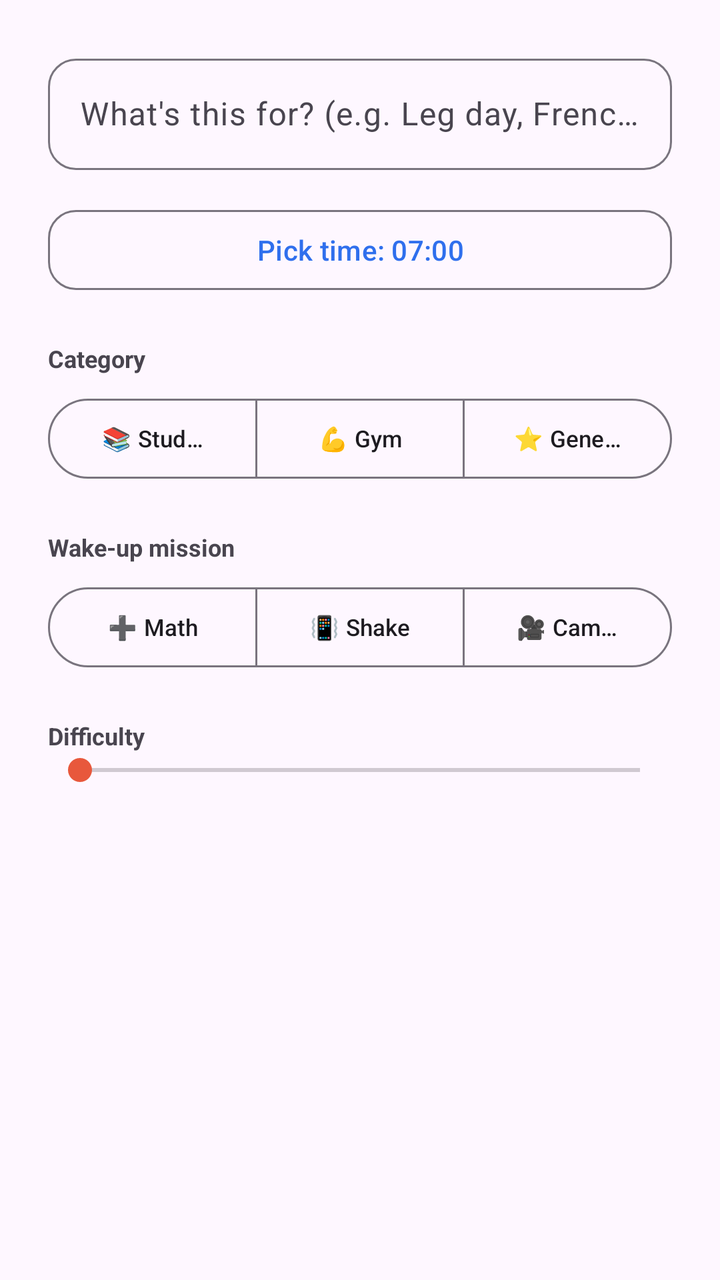
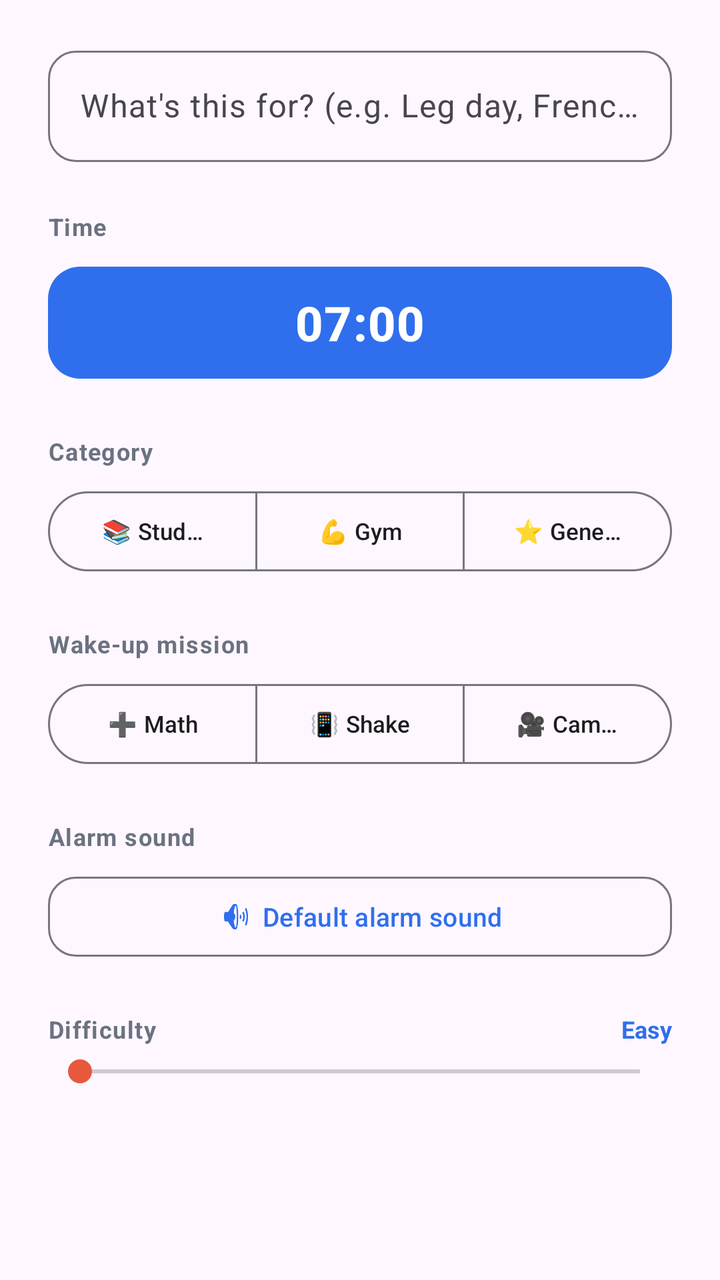

An Android layout rendered at two revisions. The XML below is the earlier revision; the diff shows what the commit changed to produce the second picture.
<!-- AndroidManifest.xml: application theme Theme.Wakeforge -->
<!-- res/layout/dialog_add_alarm.xml -->
<?xml version="1.0" encoding="utf-8"?>
<ScrollView xmlns:android="http://schemas.android.com/apk/res/android"
    xmlns:app="http://schemas.android.com/apk/res-auto"
    android:layout_width="match_parent"
    android:layout_height="wrap_content">

<LinearLayout
    android:layout_width="match_parent"
    android:layout_height="wrap_content"
    android:orientation="vertical"
    android:padding="24dp">

    <com.google.android.material.textfield.TextInputLayout
        android:layout_width="match_parent"
        android:layout_height="wrap_content"
        style="@style/Widget.Material3.TextInputLayout.OutlinedBox"
        android:hint="@string/title_hint"
        app:boxCornerRadiusTopStart="14dp"
        app:boxCornerRadiusTopEnd="14dp"
        app:boxCornerRadiusBottomStart="14dp"
        app:boxCornerRadiusBottomEnd="14dp">

        <com.google.android.material.textfield.TextInputEditText
            android:id="@+id/inputTitle"
            android:layout_width="match_parent"
            android:layout_height="wrap_content"
            android:inputType="text" />
    </com.google.android.material.textfield.TextInputLayout>

    <com.google.android.material.button.MaterialButton
        android:id="@+id/pickTimeButton"
        style="@style/Widget.Material3.Button.OutlinedButton"
        android:layout_width="match_parent"
        android:layout_height="wrap_content"
        android:layout_marginTop="16dp"
        app:cornerRadius="14dp"
        android:text="Pick time: 07:00" />

    <TextView
        android:layout_width="wrap_content"
        android:layout_height="wrap_content"
        android:layout_marginTop="22dp"
        android:text="@string/category"
        android:textStyle="bold"
        android:textSize="12sp" />

    <com.google.android.material.button.MaterialButtonToggleGroup
        android:id="@+id/categoryGroup"
        android:layout_width="match_parent"
        android:layout_height="wrap_content"
        android:layout_marginTop="8dp"
        app:singleSelection="true"
        app:selectionRequired="true">

        <com.google.android.material.button.MaterialButton
            android:id="@+id/radioStudent"
            style="@style/Widget.Material3.Button.OutlinedButton"
            android:layout_width="0dp"
            android:layout_height="wrap_content"
            android:layout_weight="1"
            android:textSize="11.5sp"
            android:checked="true"
            android:text="📚 Student" />

        <com.google.android.material.button.MaterialButton
            android:id="@+id/radioGym"
            style="@style/Widget.Material3.Button.OutlinedButton"
            android:layout_width="0dp"
            android:layout_height="wrap_content"
            android:layout_weight="1"
            android:textSize="11.5sp"
            android:text="💪 Gym" />

        <com.google.android.material.button.MaterialButton
            android:id="@+id/radioGeneral"
            style="@style/Widget.Material3.Button.OutlinedButton"
            android:layout_width="0dp"
            android:layout_height="wrap_content"
            android:layout_weight="1"
            android:textSize="11.5sp"
            android:text="⭐ General" />
    </com.google.android.material.button.MaterialButtonToggleGroup>

    <TextView
        android:layout_width="wrap_content"
        android:layout_height="wrap_content"
        android:layout_marginTop="22dp"
        android:text="@string/mission"
        android:textStyle="bold"
        android:textSize="12sp" />

    <com.google.android.material.button.MaterialButtonToggleGroup
        android:id="@+id/missionGroup"
        android:layout_width="match_parent"
        android:layout_height="wrap_content"
        android:layout_marginTop="8dp"
        app:singleSelection="true"
        app:selectionRequired="true">

        <com.google.android.material.button.MaterialButton
            android:id="@+id/radioMath"
            style="@style/Widget.Material3.Button.OutlinedButton"
            android:layout_width="0dp"
            android:layout_height="wrap_content"
            android:layout_weight="1"
            android:textSize="11.5sp"
            android:checked="true"
            android:text="➕ Math" />

        <com.google.android.material.button.MaterialButton
            android:id="@+id/radioShake"
            style="@style/Widget.Material3.Button.OutlinedButton"
            android:layout_width="0dp"
            android:layout_height="wrap_content"
            android:layout_weight="1"
            android:textSize="11.5sp"
            android:text="📳 Shake" />

        <com.google.android.material.button.MaterialButton
            android:id="@+id/radioCamera"
            style="@style/Widget.Material3.Button.OutlinedButton"
            android:layout_width="0dp"
            android:layout_height="wrap_content"
            android:layout_weight="1"
            android:textSize="11.5sp"
            android:text="🎥 Camera" />
    </com.google.android.material.button.MaterialButtonToggleGroup>

    
    <LinearLayout
        android:id="@+id/cameraDurationGroup"
        android:layout_width="match_parent"
        android:layout_height="wrap_content"
        android:orientation="vertical"
        android:background="@drawable/bg_pill_neutral"
        android:padding="14dp"
        android:layout_marginTop="14dp"
        android:visibility="gone">

        <TextView
            android:id="@+id/cameraDurationLabel"
            android:layout_width="wrap_content"
            android:layout_height="wrap_content"
            android:textStyle="bold"
            android:textSize="12sp" />

        <SeekBar
            android:id="@+id/cameraDurationSeek"
            android:layout_width="match_parent"
            android:layout_height="wrap_content"
            android:layout_marginTop="4dp"
            android:max="6"
            android:progress="2" />

        <TextView
            android:layout_width="match_parent"
            android:layout_height="wrap_content"
            android:text="@string/camera_duration_hint"
            android:textSize="11sp"
            android:textColor="@color/text_muted" />
    </LinearLayout>

    <TextView
        android:layout_width="wrap_content"
        android:layout_height="wrap_content"
        android:layout_marginTop="22dp"
        android:text="@string/difficulty"
        android:textStyle="bold"
        android:textSize="12sp" />

    <SeekBar
        android:id="@+id/difficultySeek"
        android:layout_width="match_parent"
        android:layout_height="wrap_content"
        android:max="2"
        android:progress="0" />

</LinearLayout>
</ScrollView>
<!-- resources referenced by this layout -->
<resources>
  <color name="text_muted">#6B7280</color>
  <!-- drawable bg_pill_neutral (drawable) -->
  <?xml version="1.0" encoding="utf-8"?>
  <shape xmlns:android="http://schemas.android.com/apk/res/android" android:shape="rectangle">
      <solid android:color="@color/surface_soft" />
      <corners android:radius="10dp" />
  </shape>
  <string name="camera_duration_hint">If no movement is confirmed in time, it switches to a quick math check instead of leaving you stuck.</string>
  <string name="category">Category</string>
  <string name="difficulty">Difficulty</string>
  <string name="mission">Wake-up mission</string>
  <string name="title_hint">What\'s this for? (e.g. Leg day, French vocab)</string>
  <style name="Theme.Wakeforge" parent="Theme.Material3.DayNight.NoActionBar">
          <item name="colorPrimary">@color/brand_primary</item>
          <item name="colorOnPrimary">@color/text_on_dark</item>
          <item name="colorSecondary">@color/gym_tint</item>
          <item name="colorTertiary">@color/general_tint</item>
          
      </style>
  <color name="surface_soft">#F4F5F9</color>
  <color name="brand_primary">#2F6FED</color>
  <color name="text_on_dark">#FFFFFF</color>
  <color name="gym_tint">#E8583C</color>
  <color name="general_tint">#4CAF80</color>
</resources>

<!-- the commit's change to res/layout/dialog_add_alarm.xml (unified diff, before → after) -->
@@ -8,7 +8,9 @@
     android:layout_width="match_parent"
     android:layout_height="wrap_content"
     android:orientation="vertical"
-    android:padding="24dp">
+    android:paddingHorizontal="24dp"
+    android:paddingTop="20dp"
+    android:paddingBottom="8dp">
 
     <com.google.android.material.textfield.TextInputLayout
         android:layout_width="match_parent"
@@ -27,22 +29,38 @@
             android:inputType="text" />
     </com.google.android.material.textfield.TextInputLayout>
 
+    
+    <TextView
+        android:layout_width="wrap_content"
+        android:layout_height="wrap_content"
+        android:layout_marginTop="24dp"
+        android:text="@string/time"
+        android:textStyle="bold"
+        android:textSize="12sp"
+        android:letterSpacing="0.04"
+        android:textColor="@color/text_muted" />
+
     <com.google.android.material.button.MaterialButton
         android:id="@+id/pickTimeButton"
-        style="@style/Widget.Material3.Button.OutlinedButton"
-        android:layout_width="match_parent"
-        android:layout_height="wrap_content"
-        android:layout_marginTop="16dp"
-        app:cornerRadius="14dp"
-        android:text="Pick time: 07:00" />
-
-    <TextView
-        android:layout_width="wrap_content"
-        android:layout_height="wrap_content"
-        android:layout_marginTop="22dp"
+        style="@style/Widget.Material3.Button"
+        android:layout_width="match_parent"
+        android:layout_height="64dp"
+        android:layout_marginTop="8dp"
+        app:cornerRadius="16dp"
+        android:textSize="24sp"
+        android:textStyle="bold"
+        android:letterSpacing="0.02"
+        android:text="07:00" />
+
+    <TextView
+        android:layout_width="wrap_content"
+        android:layout_height="wrap_content"
+        android:layout_marginTop="24dp"
         android:text="@string/category"
         android:textStyle="bold"
-        android:textSize="12sp" />
+        android:textSize="12sp"
+        android:letterSpacing="0.04"
+        android:textColor="@color/text_muted" />
 
     <com.google.android.material.button.MaterialButtonToggleGroup
         android:id="@+id/categoryGroup"
@@ -56,7 +74,7 @@
             android:id="@+id/radioStudent"
             style="@style/Widget.Material3.Button.OutlinedButton"
             android:layout_width="0dp"
-            android:layout_height="wrap_content"
+            android:layout_height="48dp"
             android:layout_weight="1"
             android:textSize="11.5sp"
             android:checked="true"
@@ -66,7 +84,7 @@
             android:id="@+id/radioGym"
             style="@style/Widget.Material3.Button.OutlinedButton"
             android:layout_width="0dp"
-            android:layout_height="wrap_content"
+            android:layout_height="48dp"
             android:layout_weight="1"
             android:textSize="11.5sp"
             android:text="💪 Gym" />
@@ -75,7 +93,7 @@
             android:id="@+id/radioGeneral"
             style="@style/Widget.Material3.Button.OutlinedButton"
             android:layout_width="0dp"
-            android:layout_height="wrap_content"
+            android:layout_height="48dp"
             android:layout_weight="1"
             android:textSize="11.5sp"
             android:text="⭐ General" />
@@ -84,10 +102,12 @@
     <TextView
         android:layout_width="wrap_content"
         android:layout_height="wrap_content"
-        android:layout_marginTop="22dp"
+        android:layout_marginTop="24dp"
         android:text="@string/mission"
         android:textStyle="bold"
-        android:textSize="12sp" />
+        android:textSize="12sp"
+        android:letterSpacing="0.04"
+        android:textColor="@color/text_muted" />
 
     <com.google.android.material.button.MaterialButtonToggleGroup
         android:id="@+id/missionGroup"
@@ -101,7 +121,7 @@
             android:id="@+id/radioMath"
             style="@style/Widget.Material3.Button.OutlinedButton"
             android:layout_width="0dp"
-            android:layout_height="wrap_content"
+            android:layout_height="48dp"
             android:layout_weight="1"
             android:textSize="11.5sp"
             android:checked="true"
@@ -111,7 +131,7 @@
             android:id="@+id/radioShake"
             style="@style/Widget.Material3.Button.OutlinedButton"
             android:layout_width="0dp"
-            android:layout_height="wrap_content"
+            android:layout_height="48dp"
             android:layout_weight="1"
             android:textSize="11.5sp"
             android:text="📳 Shake" />
@@ -120,7 +140,7 @@
             android:id="@+id/radioCamera"
             style="@style/Widget.Material3.Button.OutlinedButton"
             android:layout_width="0dp"
-            android:layout_height="wrap_content"
+            android:layout_height="48dp"
             android:layout_weight="1"
             android:textSize="11.5sp"
             android:text="🎥 Camera" />
@@ -160,18 +180,60 @@
             android:textColor="@color/text_muted" />
     </LinearLayout>
 
-    <TextView
-        android:layout_width="wrap_content"
-        android:layout_height="wrap_content"
-        android:layout_marginTop="22dp"
-        android:text="@string/difficulty"
-        android:textStyle="bold"
-        android:textSize="12sp" />
+    
+    <TextView
+        android:layout_width="wrap_content"
+        android:layout_height="wrap_content"
+        android:layout_marginTop="24dp"
+        android:text="@string/alarm_sound"
+        android:textStyle="bold"
+        android:textSize="12sp"
+        android:letterSpacing="0.04"
+        android:textColor="@color/text_muted" />
+
+    <com.google.android.material.button.MaterialButton
+        android:id="@+id/pickSoundButton"
+        style="@style/Widget.Material3.Button.OutlinedButton"
+        android:layout_width="match_parent"
+        android:layout_height="wrap_content"
+        android:layout_marginTop="8dp"
+        app:cornerRadius="14dp"
+        app:icon="@android:drawable/ic_lock_silent_mode_off"
+        app:iconGravity="textStart"
+        android:textSize="13sp"
+        android:text="@string/default_alarm_sound" />
+
+    <LinearLayout
+        android:layout_width="match_parent"
+        android:layout_height="wrap_content"
+        android:orientation="horizontal"
+        android:layout_marginTop="24dp">
+
+        <TextView
+            android:layout_width="0dp"
+            android:layout_height="wrap_content"
+            android:layout_weight="1"
+            android:text="@string/difficulty"
+            android:textStyle="bold"
+            android:textSize="12sp"
+            android:letterSpacing="0.04"
+            android:textColor="@color/text_muted" />
+
+        <TextView
+            android:id="@+id/difficultyLabel"
+            android:layout_width="wrap_content"
+            android:layout_height="wrap_content"
+            android:textStyle="bold"
+            android:textSize="12sp"
+            android:textColor="@color/brand_primary"
+            android:text="@string/difficulty_easy" />
+    </LinearLayout>
 
     <SeekBar
         android:id="@+id/difficultySeek"
         android:layout_width="match_parent"
         android:layout_height="wrap_content"
+        android:layout_marginTop="4dp"
         android:max="2"
         android:progress="0" />
 
<!-- resource entries referenced after the edit -->
@@ -1,5 +1,6 @@
 <!-- resources referenced by this layout -->
 <resources>
+  <color name="brand_primary">#2F6FED</color>
   <color name="text_muted">#6B7280</color>
   <!-- drawable bg_pill_neutral (drawable) -->
   <?xml version="1.0" encoding="utf-8"?>
@@ -7,10 +8,14 @@
       <solid android:color="@color/surface_soft" />
       <corners android:radius="10dp" />
   </shape>
+  <string name="alarm_sound">Alarm sound</string>
   <string name="camera_duration_hint">If no movement is confirmed in time, it switches to a quick math check instead of leaving you stuck.</string>
   <string name="category">Category</string>
+  <string name="default_alarm_sound">Default alarm sound</string>
   <string name="difficulty">Difficulty</string>
+  <string name="difficulty_easy">Easy</string>
   <string name="mission">Wake-up mission</string>
+  <string name="time">Time</string>
   <string name="title_hint">What\'s this for? (e.g. Leg day, French vocab)</string>
   <style name="Theme.Wakeforge" parent="Theme.Material3.DayNight.NoActionBar">
           <item name="colorPrimary">@color/brand_primary</item>
@@ -20,7 +25,6 @@
           
       </style>
   <color name="surface_soft">#F4F5F9</color>
-  <color name="brand_primary">#2F6FED</color>
   <color name="text_on_dark">#FFFFFF</color>
   <color name="gym_tint">#E8583C</color>
   <color name="general_tint">#4CAF80</color>
